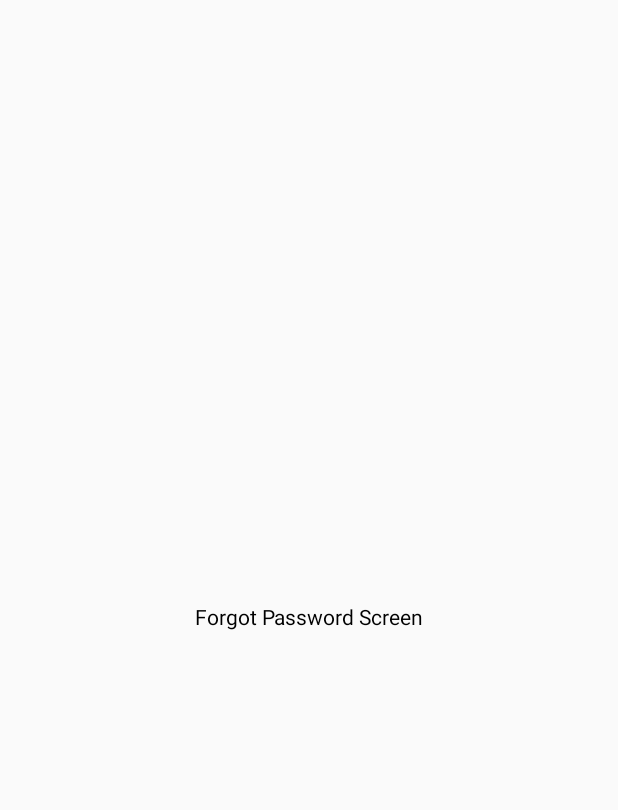
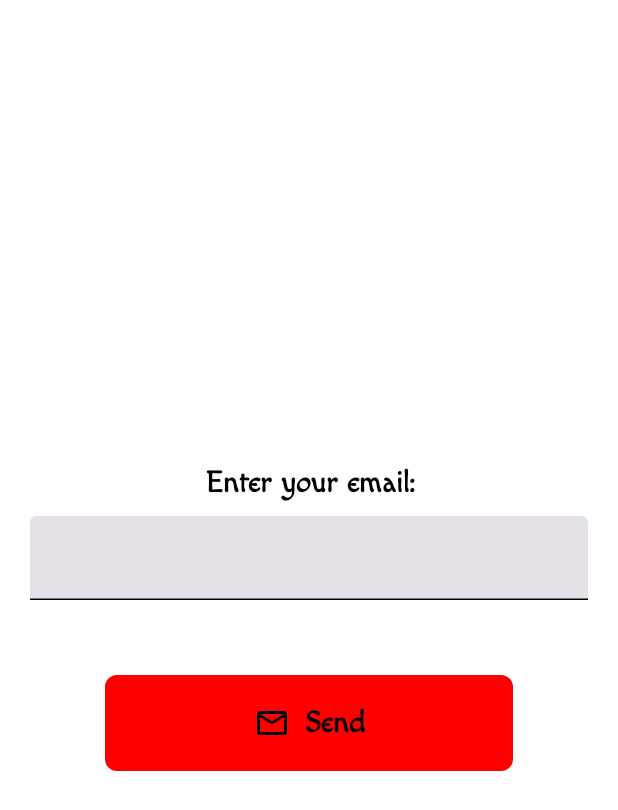
Before and after one commit to MarkoElfak/JourneyJournal, an Android app built with Jetpack Compose: the ForgotPasswordScreen screen opened through its navigation route, on a phone screen of 412 x 824 dp. Before the commit the part shown is almost empty. Shown: the top 810 px of the screen. Run offline under Robolectric (Android 15) with nearby library versions, the phone set to English and light mode, and no system bars.

Commit message:
Added ForgotPasswordScreen

```diff
--- a/app/src/main/java/com/elfak/journeyjournal/screens/forgot_password/ForgotPasswordScreen.kt
+++ b/app/src/main/java/com/elfak/journeyjournal/screens/forgot_password/ForgotPasswordScreen.kt
@@ -1,20 +1,90 @@
 package com.elfak.journeyjournal.screens.forgot_password
 
+import android.content.Context
+import androidx.compose.foundation.background
 import androidx.compose.foundation.layout.Box
+import androidx.compose.foundation.layout.Column
+import androidx.compose.foundation.layout.Spacer
 import androidx.compose.foundation.layout.fillMaxSize
-import androidx.compose.material3.Text
+import androidx.compose.foundation.layout.height
+import androidx.compose.foundation.layout.imePadding
+import androidx.compose.foundation.layout.padding
+import androidx.compose.foundation.rememberScrollState
+import androidx.compose.foundation.verticalScroll
 import androidx.compose.runtime.Composable
 import androidx.compose.ui.Alignment
 import androidx.compose.ui.Modifier
+import androidx.compose.ui.graphics.Color
+import androidx.compose.ui.platform.LocalContext
+import androidx.compose.ui.res.stringResource
+import androidx.compose.ui.unit.dp
+import androidx.lifecycle.LifecycleOwner
+import androidx.lifecycle.viewmodel.compose.viewModel
+import com.elfak.journeyjournal.R
+import com.elfak.journeyjournal.ui_components.buttons.ButtonWithImage
+import com.elfak.journeyjournal.ui_components.text_fields.InputTextField
+import com.elfak.journeyjournal.utils.showMsg
 
 @Composable
 fun ForgotPasswordScreen(
     navigateToLoginScreen: () -> Unit
 ) {
+
+    val context = LocalContext.current
+
+    val forgotPasswordViewModel = viewModel<ForgotPasswordViewModel>()
+
+    setUpForgotPasswordObservers(context, forgotPasswordViewModel, navigateToLoginScreen)
+
     Box(
-        modifier = Modifier.fillMaxSize(),
+        modifier = Modifier
+            .fillMaxSize()
+            .background(Color.White)
+            .padding(horizontal = 20.dp, vertical = 50.dp)
+            .verticalScroll(rememberScrollState())
+            .imePadding(),
         contentAlignment = Alignment.Center
     ) {
-        Text(text = "Forgot Password Screen")
+        Column(
+            modifier = Modifier
+                .fillMaxSize(),
+            horizontalAlignment = Alignment.CenterHorizontally
+        ) {
+            InputTextField(
+                label = stringResource(R.string.enter_email_label),
+                onInputChange = {
+                    forgotPasswordViewModel.email.value = it
+                }
+            )
+            Spacer(modifier = Modifier.height(50.dp))
+            ButtonWithImage(
+                modifier = Modifier.padding(horizontal = 50.dp),
+                text = stringResource(R.string.send_label),
+                iconId = R.drawable.ic_envelope,
+                onClick = {
+                    forgotPasswordViewModel.forgotPassword(context)
+                }
+            )
+        }
     }
 }
+
+private fun setUpForgotPasswordObservers(
+    context: Context,
+    forgotPasswordViewModel: ForgotPasswordViewModel,
+    navigateToLoginScreen: () -> Unit
+) {
+    with(forgotPasswordViewModel) {
+        resetPasswordSuccessfulEvent.observe(context as LifecycleOwner) {
+            if (it == true) {
+                navigateToLoginScreen.invoke()
+            }
+        }
+
+        resetPasswordUnsuccessfulEvent.observe(context as LifecycleOwner) {
+            if (it != null) {
+                context.showMsg(it)
+            }
+        }
+    }
+}
--- /dev/null
+++ b/app/src/main/java/com/elfak/journeyjournal/screens/forgot_password/ForgotPasswordViewModel.kt
@@ -0,0 +1,33 @@
+package com.elfak.journeyjournal.screens.forgot_password
+
+import android.content.Context
+import androidx.compose.runtime.mutableStateOf
+import com.elfak.journeyjournal.BaseViewModel
+import com.elfak.journeyjournal.R
+import com.elfak.journeyjournal.data.remote.FirebaseWrapper
+import com.elfak.journeyjournal.utils.SingleLiveEvent
+
+class ForgotPasswordViewModel : BaseViewModel() {
+
+    val email = mutableStateOf("")
+
+    val resetPasswordSuccessfulEvent: SingleLiveEvent<Boolean> = SingleLiveEvent()
+    val resetPasswordUnsuccessfulEvent: SingleLiveEvent<String> = SingleLiveEvent()
+
+    fun forgotPassword(context: Context) {
+        if (email.value.trim().isEmpty()) {
+            resetPasswordUnsuccessfulEvent.postValue(context.getString(R.string.all_field_required_label))
+            return
+        }
+
+        FirebaseWrapper.resetPassword(
+            email = email.value.trim(),
+            onSuccess = {
+                resetPasswordSuccessfulEvent.postValue(true)
+            },
+            onError = {
+                resetPasswordUnsuccessfulEvent.postValue(it)
+            }
+        )
+    }
+}
--- /dev/null
+++ b/app/src/main/java/com/elfak/journeyjournal/ui_components/buttons/ButtonWithImage.kt
@@ -0,0 +1,82 @@
+package com.elfak.journeyjournal.ui_components.buttons
+
+import androidx.compose.foundation.Image
+import androidx.compose.foundation.background
+import androidx.compose.foundation.layout.Arrangement
+import androidx.compose.foundation.layout.Box
+import androidx.compose.foundation.layout.PaddingValues
+import androidx.compose.foundation.layout.Row
+import androidx.compose.foundation.layout.fillMaxHeight
+import androidx.compose.foundation.layout.fillMaxSize
+import androidx.compose.foundation.layout.fillMaxWidth
+import androidx.compose.foundation.layout.wrapContentHeight
+import androidx.compose.foundation.layout.wrapContentWidth
+import androidx.compose.foundation.shape.RoundedCornerShape
+import androidx.compose.material3.Button
+import androidx.compose.material3.ButtonDefaults
+import androidx.compose.material3.Icon
+import androidx.compose.material3.Text
+import androidx.compose.runtime.Composable
+import androidx.compose.ui.Alignment
+import androidx.compose.ui.Modifier
+import androidx.compose.ui.graphics.Color
+import androidx.compose.ui.graphics.ColorFilter
+import androidx.compose.ui.res.painterResource
+import androidx.compose.ui.text.TextStyle
+import androidx.compose.ui.text.font.Font
+import androidx.compose.ui.text.font.FontFamily
+import androidx.compose.ui.text.font.FontWeight
+import androidx.compose.ui.unit.dp
+import androidx.compose.ui.unit.sp
+import com.elfak.journeyjournal.R
+
+@Composable
+fun ButtonWithImage(
+    modifier: Modifier = Modifier,
+    text: String,
+    textColor: Color = Color.Black,
+    iconId: Int,
+    backgroundColor: Color = Color.Red,
+    onClick: () -> Unit
+) {
+    Button(
+        modifier = Modifier
+            .fillMaxWidth()
+            .wrapContentHeight()
+            .then(modifier),
+        shape = RoundedCornerShape(8.dp),
+        colors = ButtonDefaults.buttonColors(
+            containerColor = backgroundColor
+        ),
+        contentPadding = PaddingValues(top = 20.dp, bottom = 20.dp),
+        onClick = onClick
+    ) {
+        Box(
+            modifier = Modifier.fillMaxSize(),
+            contentAlignment = Alignment.Center
+        ) {
+            Row(
+                modifier = Modifier
+                    .wrapContentWidth()
+                    .fillMaxHeight(),
+                verticalAlignment = Alignment.CenterVertically,
+                horizontalArrangement = Arrangement.spacedBy(10.dp)
+            ) {
+                Icon(
+                    painter = painterResource(iconId),
+                    contentDescription = null,
+                    tint = Color.Black
+                )
+                Text(
+                    text = text,
+                    color = textColor,
+                    style = TextStyle(
+                        fontSize = 20.sp,
+                        fontWeight = FontWeight(700),
+                        fontFamily = FontFamily(Font(R.font.macondo))
+                    )
+                )
+            }
+        }
+    }
+}
--- /dev/null
+++ b/app/src/main/res/drawable/ic_envelope.xml
@@ -0,0 +1,9 @@
+<vector xmlns:android="http://schemas.android.com/apk/res/android"
+    android:width="24dp"
+    android:height="24dp"
+    android:viewportWidth="960"
+    android:viewportHeight="960">
+    <path
+        android:fillColor="#000000"
+        android:pathData="M160,800q-33,0 -56.5,-23.5T80,720v-480q0,-33 23.5,-56.5T160,160h640q33,0 56.5,23.5T880,240v480q0,33 -23.5,56.5T800,800L160,800ZM480,520L160,320v400h640v-400L480,520ZM480,440 L800,240L160,240l320,200ZM160,320v-80,480 -400Z" />
+</vector>
--- a/app/src/main/res/values/strings.xml
+++ b/app/src/main/res/values/strings.xml
@@ -28,4 +28,8 @@
     <string name="already_have_account_label">Already have an account?</string>
     <string name="all_field_required_label">All field are required!</string>
     <string name="passwords_dont_match_label">Passwords don\'t match!</string>
+
+    <!--  Forgot Password Screen  -->
+    <string name="enter_email_label">Enter your email:</string>
+    <string name="send_label">Send</string>
 </resources>
```
